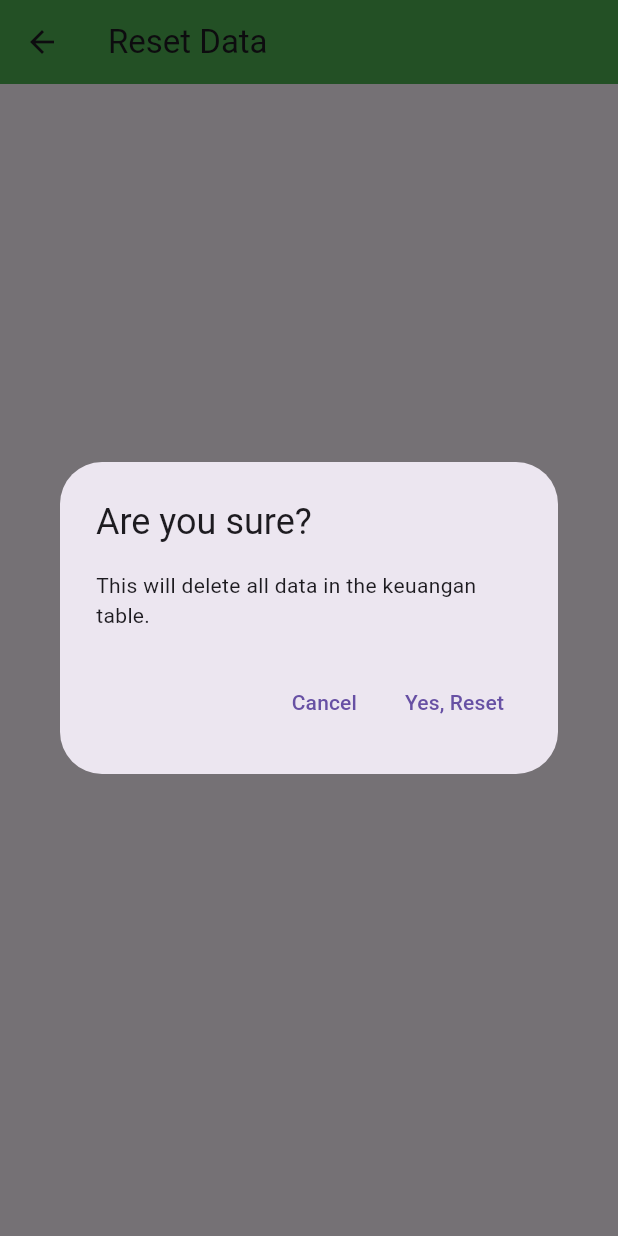
After one commit to soulofjava/artha, a Flutter app: the ResetDataPage screen opened directly, after a tap on "Reset Data", on a phone screen of 412 x 824 dp. The commit adds this screen. Run offline on Flutter 3.47's test engine with Material 3 defaults, Android fonts, the light colour scheme and no system bars; our stand-ins replace file_picker, shared_preferences, sqflite; missing offline and left inert: excel; accounts and stored records are empty.

```diff
--- a/lib/login_page.dart
+++ b/lib/login_page.dart
@@ -1,3 +1,5 @@
+// ignore_for_file: prefer_const_constructors, sort_child_properties_last
+
 import 'package:flutter/material.dart';
 import 'package:artha/register_page.dart'; // Pastikan untuk mengimpor halaman Register
 import 'package:shared_preferences/shared_preferences.dart';
--- /dev/null
+++ b/lib/reset_data_page.dart
@@ -0,0 +1,93 @@
+// ignore_for_file: prefer_const_constructors, avoid_print
+
+import 'package:flutter/material.dart';
+import 'package:sqflite/sqflite.dart';
+import 'package:path/path.dart';
+
+class ResetDataPage extends StatelessWidget {
+  // Table name from KeuanganHelper
+  static final _tableName = 'keuangan';
+
+  @override
+  Widget build(BuildContext context) {
+    return Scaffold(
+      appBar: AppBar(
+        title: Text('Reset Data'),
+        backgroundColor: Color(0xFF4CAF50),
+      ),
+      body: Center(
+        child: ElevatedButton(
+          onPressed: () async {
+            // Show confirmation dialog
+            bool confirmed = await _showConfirmationDialog(context);
+
+            // If user confirms, reset the data
+            if (confirmed) {
+              await resetTableData();
+              ScaffoldMessenger.of(context).showSnackBar(
+                SnackBar(
+                  content: Text('Data Reset Successfully'),
+                  behavior: SnackBarBehavior.floating,
+                ),
+              );
+            }
+          },
+          child: Text('Reset Data'),
+        ),
+      ),
+    );
+  }
+
+  // Function to initialize the SQLite database
+  Future<Database> _initializeDb() async {
+    String dbPath = await getDatabasesPath();
+    String path = join(dbPath, 'Keuangan.db');
+
+    return openDatabase(
+      path,
+      onCreate: (db, version) async {
+        // Create a table for the imported data
+        await db.execute('''
+          CREATE TABLE IF NOT EXISTS $_tableName (
+            id INTEGER PRIMARY KEY AUTOINCREMENT,
+            tanggal TEXT NOT NULL,
+            catatan TEXT,
+            uangmasuk REAL,
+            uangkeluar REAL,
+            saldo REAL
+          )
+        ''');
+      },
+      version: 1,
+    );
+  }
+
+  // Function to reset the keuangan table
+  Future<void> resetTableData() async {
+    final db = await _initializeDb();
+    await db.delete(_tableName);
+    print('All data in $_tableName table has been deleted.');
+  }
+
+  // Function to show confirmation dialog
+  Future<bool> _showConfirmationDialog(BuildContext context) async {
+    return await showDialog(
+          context: context,
+          builder: (context) => AlertDialog(
+            title: Text('Are you sure?'),
+            content: Text('This will delete all data in the keuangan table.'),
+            actions: [
+              TextButton(
+                onPressed: () => Navigator.of(context).pop(false), // Cancel
+                child: Text('Cancel'),
+              ),
+              TextButton(
+                onPressed: () => Navigator.of(context).pop(true), // Confirm
+                child: Text('Yes, Reset'),
+              ),
+            ],
+          ),
+        ) ??
+        false; // If dialog is dismissed, return false
+  }
+}
```
Also changed, not shown: lib/home.dart (+19 -0 lines).
